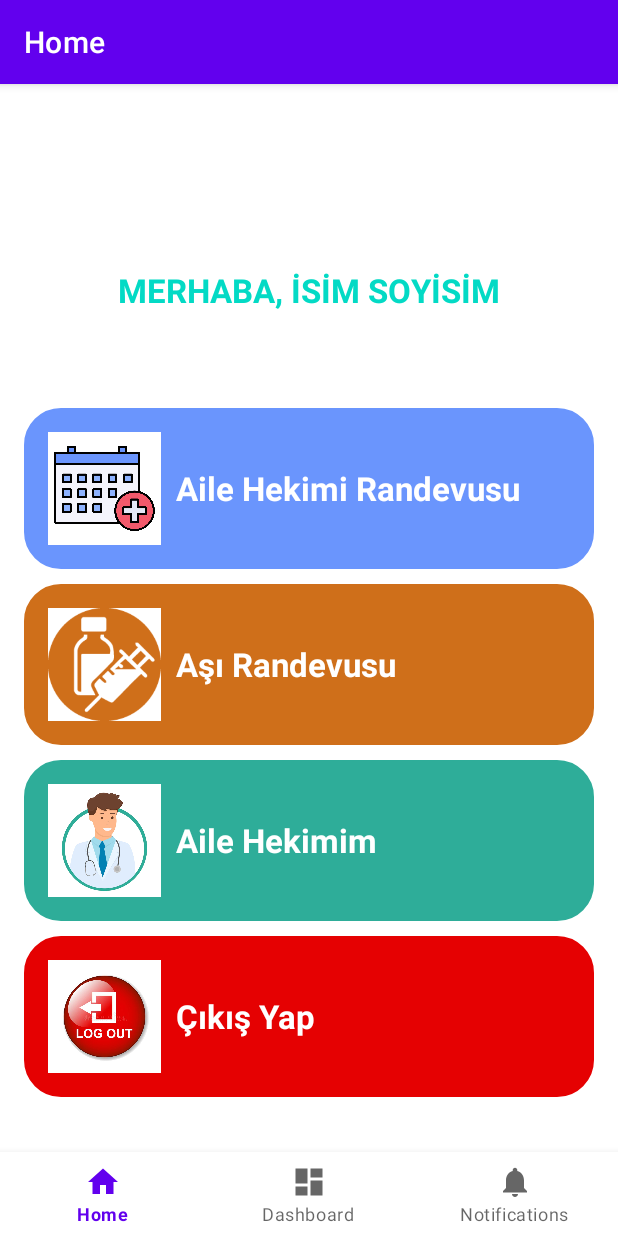
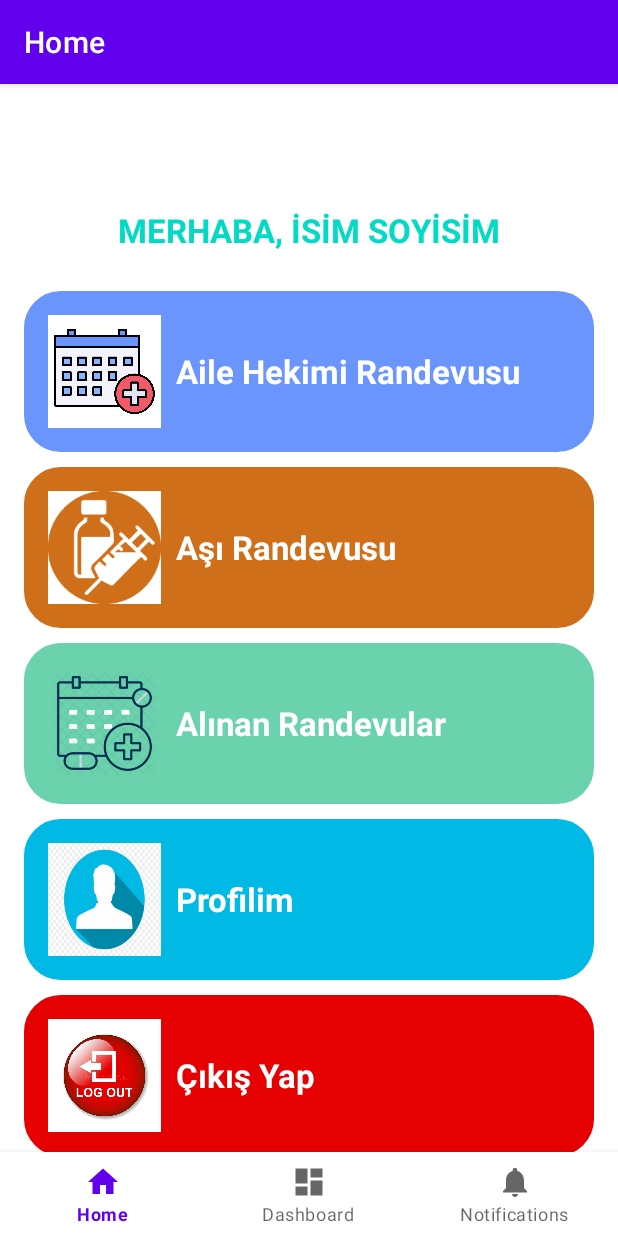
Before and after one commit to kocerenes/FamilyMedicineApp, an Android app: the screen it shows after launch (MainActivity), on a phone screen of 412 x 824 dp. Run offline under Robolectric (Android 15) with nearby library versions, the phone set to English and light mode, and no system bars; our stand-ins replace navigation-ui; 2 statements that could not run were skipped.

Commit message:
Update home screen design

```diff
--- a/app/src/main/res/drawable/border.xml
+++ b/app/src/main/res/drawable/border.xml
@@ -4,13 +4,13 @@
 
     <!-- View background color -->
     <solid
-        android:color="#6A95FD" >
+        android:color="@color/color_appointment" >
     </solid>
 
     <!-- View border color and width -->
     <stroke
         android:width="1dp"
-        android:color="#6A95FD" >
+        android:color="@color/color_appointment" >
     </stroke>
 
     <!-- The radius makes the corners rounded -->
--- a/app/src/main/res/drawable/border3.xml
+++ b/app/src/main/res/drawable/border3.xml
@@ -4,13 +4,13 @@
 
     <!-- View background color -->
     <solid
-        android:color="#2EAD99" >
+        android:color="@color/color_profile" >
     </solid>
 
     <!-- View border color and width -->
     <stroke
         android:width="1dp"
-        android:color="#2EAD99" >
+        android:color="@color/color_profile" >
     </stroke>
 
     <!-- The radius makes the corners rounded -->
--- a/app/src/main/res/drawable/border4.xml
+++ b/app/src/main/res/drawable/border4.xml
@@ -4,13 +4,13 @@
 
     <!-- View background color -->
     <solid
-        android:color="#E50102" >
+        android:color="@color/color_logout" >
     </solid>
 
     <!-- View border color and width -->
     <stroke
         android:width="1dp"
-        android:color="#E50102" >
+        android:color="@color/color_logout" >
     </stroke>
 
     <!-- The radius makes the corners rounded -->
--- /dev/null
+++ b/app/src/main/res/drawable/border5.xml
@@ -0,0 +1,21 @@
+<?xml version="1.0" encoding="utf-8"?>
+<shape xmlns:android="http://schemas.android.com/apk/res/android"
+    android:shape="rectangle" >
+
+    <!-- View background color -->
+    <solid
+        android:color="@color/color_received_appointment" >
+    </solid>
+
+    <!-- View border color and width -->
+    <stroke
+        android:width="1dp"
+        android:color="@color/color_received_appointment" >
+    </stroke>
+
+    <!-- The radius makes the corners rounded -->
+    <corners
+        android:radius="24dp"   >
+    </corners>
+
+</shape>
--- a/app/src/main/res/layout/fragment_home.xml
+++ b/app/src/main/res/layout/fragment_home.xml
@@ -14,7 +14,8 @@
         style="@style/WelcomeText"
         android:layout_width="wrap_content"
         android:layout_height="wrap_content"
-        android:layout_marginBottom="64dp"
+        android:layout_marginBottom="@dimen/double_extra_large_margin"
+        android:gravity="bottom"
         android:text="@string/welcome_text" />
 
     <LinearLayout
@@ -71,6 +72,31 @@
         android:layout_width="match_parent"
         android:layout_height="wrap_content"
         android:layout_marginBottom="@dimen/small_margin"
+        android:background="@drawable/border5"
+        android:orientation="horizontal"
+        android:padding="@dimen/large_padding">
+
+        <View
+            android:id="@+id/imageView5"
+            android:layout_width="@dimen/home_imageview_width"
+            android:layout_height="@dimen/home_imageview_height"
+            android:background="@drawable/past_appointment" />
+
+        <TextView
+            android:id="@+id/textViewPast"
+            style="@style/PrimaryTextColor.BoldLarge"
+            android:layout_width="wrap_content"
+            android:layout_height="wrap_content"
+            android:layout_gravity="center"
+            android:layout_marginStart="@dimen/small_margin"
+            android:text="@string/vaccine_appointment_received" />
+
+    </LinearLayout>
+
+    <LinearLayout
+        android:layout_width="match_parent"
+        android:layout_height="wrap_content"
+        android:layout_marginBottom="@dimen/small_margin"
         android:background="@drawable/border3"
         android:orientation="horizontal"
         android:padding="@dimen/large_padding">
@@ -79,16 +105,16 @@
             android:id="@+id/imageView3"
             android:layout_width="@dimen/home_imageview_width"
             android:layout_height="@dimen/home_imageview_height"
-            android:background="@drawable/doctor" />
+            android:background="@drawable/profile" />
 
         <TextView
-            android:id="@+id/textViewDoctor"
+            android:id="@+id/textViewProfile"
             style="@style/PrimaryTextColor.BoldLarge"
             android:layout_width="wrap_content"
             android:layout_height="wrap_content"
             android:layout_gravity="center"
             android:layout_marginStart="@dimen/small_margin"
-            android:text="@string/doctor_text" />
+            android:text="@string/profile_text" />
 
     </LinearLayout>
 
--- a/app/src/main/res/values/colors.xml
+++ b/app/src/main/res/values/colors.xml
@@ -7,4 +7,11 @@
     <color name="teal_700">#FF018786</color>
     <color name="black">#FF000000</color>
     <color name="white">#FFFFFFFF</color>
+
+    <!-- home screen menu colors -->
+    <color name="color_appointment">#6A95FD</color>
+    <color name="color_vaccine">#CF6F1A</color>
+    <color name="color_received_appointment">#6AD3AD</color>
+    <color name="color_profile">#00B9E5</color>
+    <color name="color_logout">#E50102</color>
 </resources>
--- a/app/src/main/res/values/strings.xml
+++ b/app/src/main/res/values/strings.xml
@@ -5,7 +5,8 @@
     <string name="title_notifications">Notifications</string>
     <string name="welcome_text">MERHABA, İSİM SOYİSİM</string>
     <string name="log_out">Çıkış Yap</string>
-    <string name="doctor_text">Aile Hekimim</string>
+    <string name="profile_text">Profilim</string>
+    <string name="vaccine_appointment_received">Alınan Randevular</string>
     <string name="vaccine_appointment">Aşı Randevusu</string>
     <string name="doctor_appointment">Aile Hekimi Randevusu</string>
 </resources>
```
Also changed, not shown: app/src/main/res/drawable/doctor_2.png (deleted), app/src/main/res/drawable/past_appointment.png (added), app/src/main/res/drawable/profile.png (added), app/src/main/res/drawable/vaccine.png (deleted).
